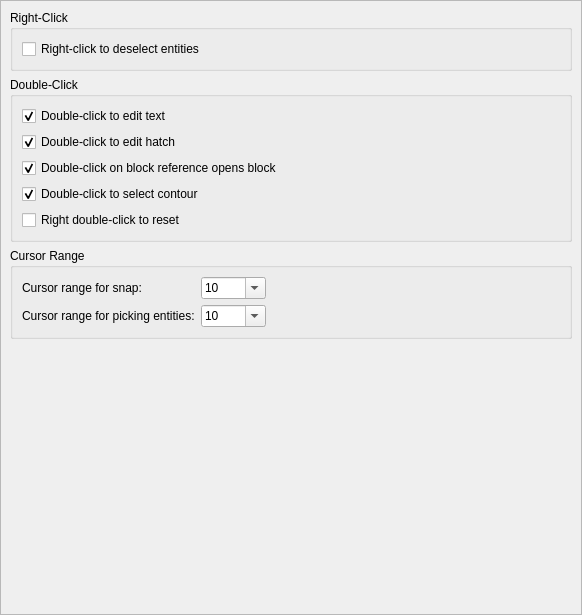
First picture: the form in scripts/Edit/AppPreferences/GraphicsViewPreferences/BehaviorPreferences/PreferencesPage.ui, repository qcad/qcad, before the edit.
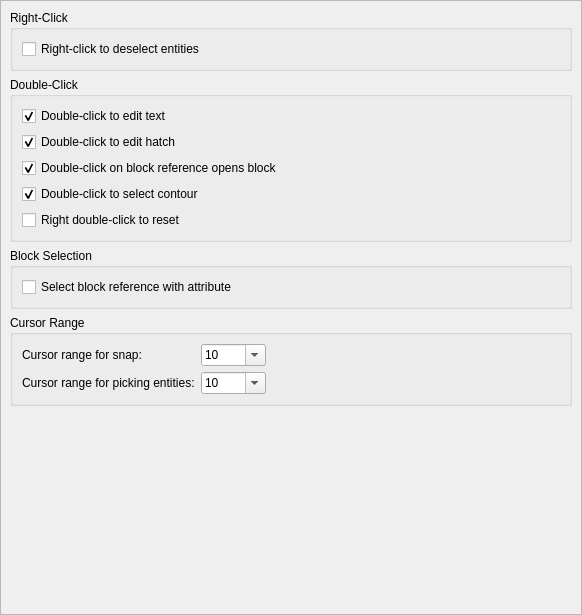
Second picture: the form after the edit.

Commit message: add preference to select block reference when block attribute is selected

```diff
--- a/scripts/Edit/AppPreferences/GraphicsViewPreferences/BehaviorPreferences/PreferencesPage.ui
+++ b/scripts/Edit/AppPreferences/GraphicsViewPreferences/BehaviorPreferences/PreferencesPage.ui
@@ -25,7 +25,7 @@
      <height>613</height>
     </rect>
    </property>
-   <layout class="QVBoxLayout" name="verticalLayout_3">
+   <layout class="QVBoxLayout" name="verticalLayout_4">
     <item>
      <widget class="QGroupBox" name="RightClick">
       <property name="title">
@@ -98,6 +98,22 @@
       </layout>
      </widget>
     </item>
+    <item>
+     <widget class="QGroupBox" name="groupBox">
+      <property name="title">
+       <string>Block Selection</string>
+      </property>
+      <layout class="QVBoxLayout" name="verticalLayout_3">
+       <item>
+        <widget class="QCheckBox" name="SelectBlockWithAttribute">
+         <property name="text">
+          <string>Select block reference with attribute</string>
+         </property>
+        </widget>
+       </item>
+      </layout>
+     </widget>
+    </item>
     <item>
      <widget class="QGroupBox" name="groupBox_2">
       <property name="title">
@@ -240,7 +256,7 @@
       <property name="sizeHint" stdset="0">
        <size>
         <width>20</width>
-        <height>485</height>
+        <height>40</height>
        </size>
       </property>
      </spacer>
```
